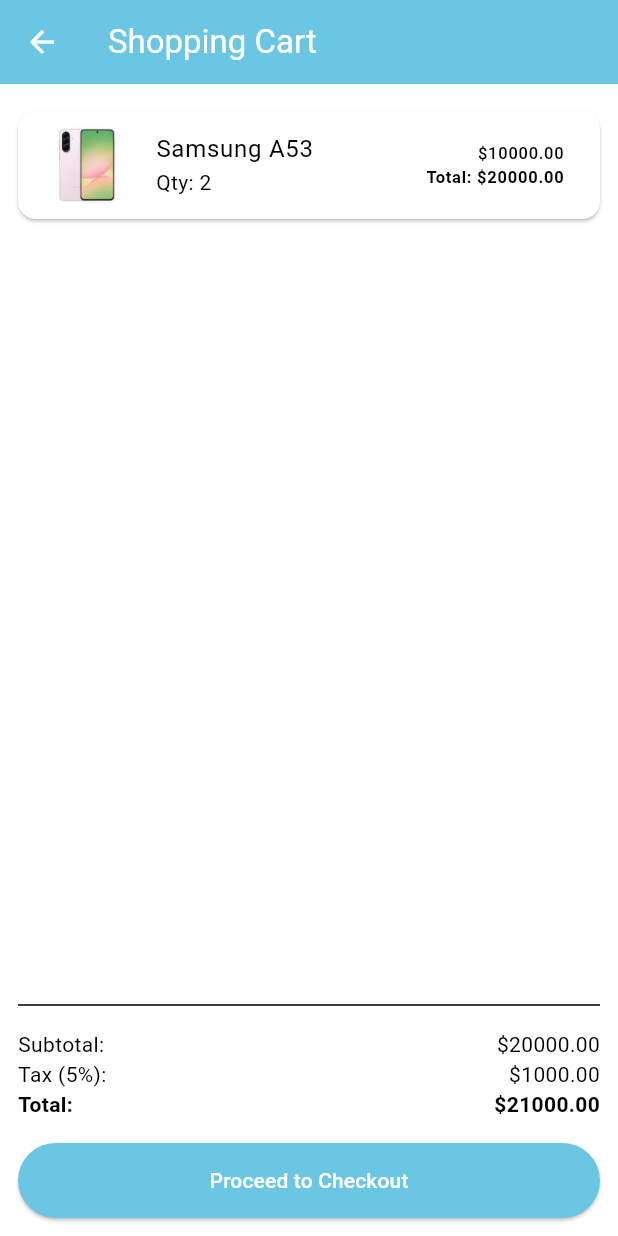
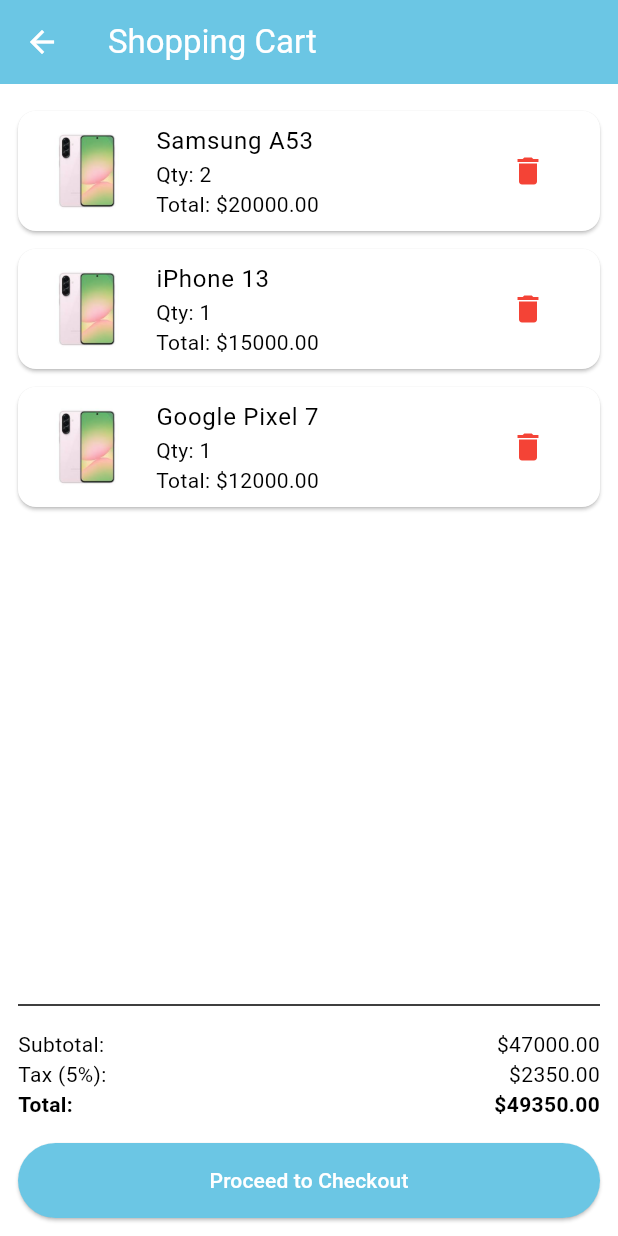
Before and after one commit to Muz1357/techie, a Flutter app: the Cart screen opened by its route, on a phone screen of 412 x 824 dp. Run offline on Flutter 3.47's test engine with Material 3 defaults, Android fonts, the phone set to English and light mode, and no system bars.

Commit message:
update cart page

```diff
--- a/lib/cart.dart
+++ b/lib/cart.dart
@@ -1,11 +1,28 @@
 import 'package:flutter/material.dart';
 
-class Cart extends StatelessWidget {
-  final List<Map<String, dynamic>> cartItems = [
+class Cart extends StatefulWidget {
+  @override
+  State<Cart> createState() => _CartState();
+}
+
+class _CartState extends State<Cart> {
+  List<Map<String, dynamic>> cartItems = [
     {
       'name': 'Samsung A53',
       'price': 10000.00,
       'quantity': 2,
+      'image': 'assets/images/phone.png',
+    },
+    {
+      'name': 'iPhone 13',
+      'price': 15000.00,
+      'quantity': 1,
+      'image': 'assets/images/phone.png',
+    },
+    {
+      'name': 'Google Pixel 7',
+      'price': 12000.00,
+      'quantity': 1,
       'image': 'assets/images/phone.png',
     },
   ];
@@ -32,7 +49,10 @@
         child: Column(
           children: [
             Expanded(
-              child: ListView.builder(
+              child:
+                  cartItems.isEmpty
+                      ? const Center(child: Text("Your cart is empty."))
+                      : ListView.builder(
                         itemCount: cartItems.length,
                         itemBuilder: (context, index) {
                           var item = cartItems[index];
@@ -42,23 +62,31 @@
                             margin: const EdgeInsets.symmetric(vertical: 6),
                             child: ListTile(
                               leading: Image.asset(
-                        'assets/images/phone.png',
+                                item['image'],
                                 width: 60,
                                 height: 60,
                                 fit: BoxFit.cover,
                               ),
                               title: Text(item['name']),
-                      subtitle: Text('Qty: ${item['quantity']}'),
-                      trailing: Column(
-                        crossAxisAlignment: CrossAxisAlignment.end,
-                        mainAxisAlignment: MainAxisAlignment.center,
+                              subtitle: Column(
+                                crossAxisAlignment: CrossAxisAlignment.start,
                                 children: [
-                          Text('\$${item['price'].toStringAsFixed(2)}'),
+                                  Text('Qty: ${item['quantity']}'),
                                   Text(
                                     'Total: \$${itemTotal.toStringAsFixed(2)}',
-                            style: const TextStyle(fontWeight: FontWeight.bold),
                                   ),
                                 ],
+                              ),
+                              trailing: IconButton(
+                                icon: const Icon(
+                                  Icons.delete,
+                                  color: Colors.red,
+                                ),
+                                onPressed: () {
+                                  setState(() {
+                                    cartItems.removeAt(index);
+                                  });
+                                },
                               ),
                             ),
                           );
@@ -66,7 +94,7 @@
                       ),
             ),
 
-            Divider(height: 32),
+            const Divider(height: 32),
 
             // Checkout info
             Row(
@@ -100,12 +128,12 @@
             const SizedBox(height: 16),
 
             ElevatedButton(
-              onPressed: () {},
+              onPressed: cartItems.isEmpty ? null : () {},
               style: ElevatedButton.styleFrom(
                 backgroundColor: colorScheme.primary,
                 minimumSize: const Size.fromHeight(50),
               ),
-              child: Text(
+              child: const Text(
                 'Proceed to Checkout',
                 style: TextStyle(color: Colors.white),
               ),
```
Lines whose indentation alone changed are shown as unchanged.
